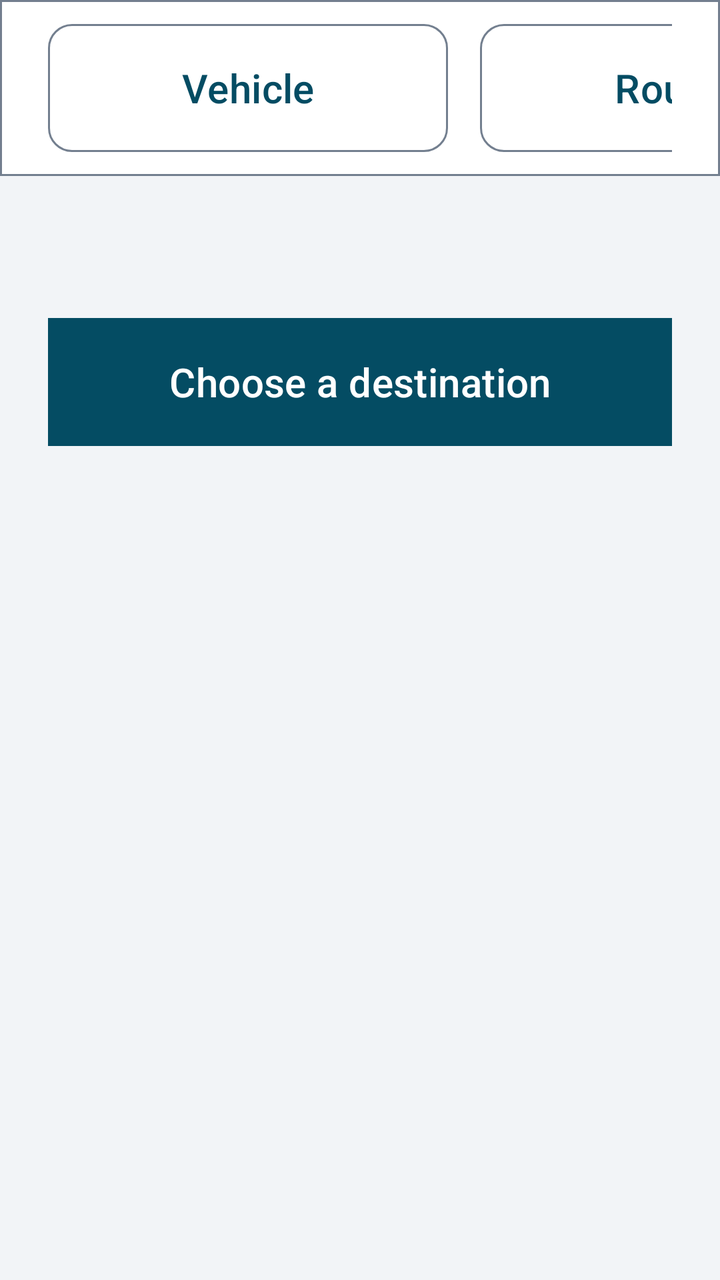
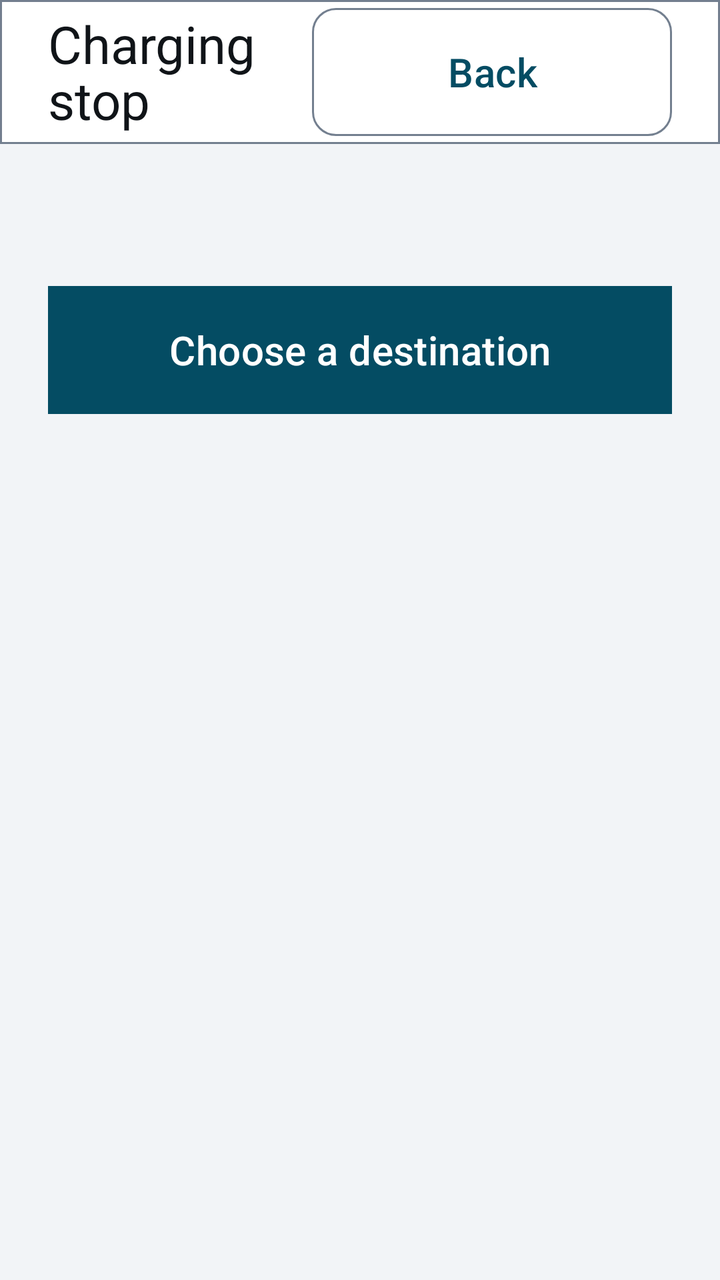

The first picture is an Android layout as it rendered before a commit; the second is the same layout after the commit. The layout source and the unified diff follow.
<!-- AndroidManifest.xml: application theme Theme.EVChargePilot -->
<!-- res/layout/activity_charge_stop.xml -->
<?xml version="1.0" encoding="utf-8"?>
<LinearLayout xmlns:android="http://schemas.android.com/apk/res/android"
    xmlns:app="http://schemas.android.com/apk/res-auto"
    android:layout_width="match_parent"
    android:layout_height="match_parent"
    android:orientation="vertical">

    <LinearLayout
        android:layout_width="match_parent"
        android:layout_height="88dp"
        android:background="@drawable/bg_topbar"
        android:gravity="center_vertical"
        android:orientation="horizontal"
        android:paddingStart="@dimen/spacing_lg"
        android:paddingEnd="@dimen/spacing_lg">

        <TextView
            android:layout_width="0dp"
            android:layout_height="wrap_content"
            android:layout_weight="1"
            android:text="@string/charge_stop_title"
            android:textAppearance="@style/Text.EV.Title" />

        <com.google.android.material.button.MaterialButton
            android:id="@+id/vehicleSettingsAction"
            style="@style/Widget.EV.Button.Outlined"
            android:layout_width="200dp"
            android:layout_height="@dimen/touch_target"
            android:layout_marginEnd="@dimen/spacing_md"
            android:text="@string/charge_stop_action_vehicle" />

        <com.google.android.material.button.MaterialButton
            android:id="@+id/routingSettingsAction"
            style="@style/Widget.EV.Button.Outlined"
            android:layout_width="240dp"
            android:layout_height="@dimen/touch_target"
            android:layout_marginEnd="@dimen/spacing_md"
            android:text="@string/charge_stop_action_settings" />

        <com.google.android.material.button.MaterialButton
            android:id="@+id/backAction"
            style="@style/Widget.EV.Button.Outlined"
            android:layout_width="180dp"
            android:layout_height="@dimen/touch_target"
            android:text="@string/action_back" />
    </LinearLayout>

    <ScrollView
        android:layout_width="match_parent"
        android:layout_height="0dp"
        android:layout_weight="1"
        android:fillViewport="true">

        <LinearLayout
            android:layout_width="match_parent"
            android:layout_height="wrap_content"
            android:gravity="center_horizontal"
            android:orientation="vertical"
            android:padding="@dimen/spacing_lg">

            <TextView
                android:id="@+id/chargeStopStatus"
                android:layout_width="1400dp"
                android:layout_height="wrap_content"
                android:accessibilityLiveRegion="polite"
                android:gravity="center"
                android:textAppearance="@style/Text.EV.Body" />

            
            <com.google.android.material.button.MaterialButton
                android:id="@+id/chooseDestinationAction"
                style="@style/Widget.EVChargePilot.Button"
                android:layout_width="1400dp"
                android:layout_height="@dimen/touch_target"
                android:layout_marginTop="@dimen/spacing_md"
                android:text="@string/charge_stop_action_destination" />

            <TextView
                android:id="@+id/chargeStopPlan"
                android:layout_width="1400dp"
                android:layout_height="wrap_content"
                android:layout_marginTop="@dimen/spacing_lg"
                android:background="@drawable/bg_card"
                android:gravity="center"
                android:padding="@dimen/spacing_lg"
                android:textAppearance="@style/Text.EV.Title"
                android:visibility="gone" />

            <TextView
                android:id="@+id/chargeStopDetail"
                android:layout_width="1400dp"
                android:layout_height="wrap_content"
                android:layout_marginTop="@dimen/spacing_md"
                android:background="@drawable/bg_card"
                android:lineSpacingExtra="6dp"
                android:padding="@dimen/spacing_lg"
                android:textAppearance="@style/Text.EV.Body"
                android:visibility="gone" />

            <TextView
                android:id="@+id/chargerPlace"
                android:layout_width="1400dp"
                android:layout_height="wrap_content"
                android:layout_marginTop="@dimen/spacing_md"
                android:background="@drawable/bg_card"
                android:lineSpacingExtra="6dp"
                android:padding="@dimen/spacing_lg"
                android:textAppearance="@style/Text.EV.Body"
                android:visibility="gone" />

            
            <TextView
                android:id="@+id/chargerSource"
                android:layout_width="1400dp"
                android:layout_height="wrap_content"
                android:layout_marginTop="@dimen/spacing_sm"
                android:textAppearance="@style/Text.EV.Secondary"
                android:visibility="gone" />

            
            <TextView
                android:id="@+id/routeWhatIf"
                android:layout_width="1400dp"
                android:layout_height="wrap_content"
                android:layout_marginTop="@dimen/spacing_md"
                android:background="@drawable/bg_card"
                android:lineSpacingExtra="6dp"
                android:padding="@dimen/spacing_lg"
                android:textAppearance="@style/Text.EV.Body"
                android:visibility="gone" />

            
            <TextView
                android:id="@+id/routeChoices"
                android:layout_width="1400dp"
                android:layout_height="wrap_content"
                android:layout_marginTop="@dimen/spacing_md"
                android:background="@drawable/bg_card"
                android:lineSpacingExtra="6dp"
                android:padding="@dimen/spacing_lg"
                android:textAppearance="@style/Text.EV.Body"
                android:visibility="gone" />

            <TextView
                android:id="@+id/chargeStopAttribution"
                android:layout_width="1400dp"
                android:layout_height="wrap_content"
                android:layout_marginTop="@dimen/spacing_md"
                android:textAppearance="@style/Text.EV.Secondary"
                android:visibility="gone" />
        </LinearLayout>
    </ScrollView>

    
    <LinearLayout
        android:id="@+id/navigateBar"
        android:layout_width="match_parent"
        android:layout_height="wrap_content"
        android:background="@drawable/bg_topbar"
        android:gravity="center_vertical"
        android:orientation="horizontal"
        android:paddingStart="@dimen/spacing_lg"
        android:paddingTop="@dimen/spacing_md"
        android:paddingEnd="@dimen/spacing_lg"
        android:paddingBottom="@dimen/spacing_md"
        android:visibility="gone">

        <TextView
            android:id="@+id/navigateNote"
            android:layout_width="0dp"
            android:layout_height="wrap_content"
            android:layout_weight="1"
            android:layout_marginEnd="@dimen/spacing_lg"
            android:textAppearance="@style/Text.EV.Secondary" />

        <com.google.android.material.button.MaterialButton
            android:id="@+id/navigateAction"
            style="@style/Widget.EVChargePilot.Button"
            android:layout_width="700dp"
            android:layout_height="@dimen/touch_target"
            android:text="@string/charge_stop_navigate" />
    </LinearLayout>
</LinearLayout>
<!-- resources referenced by this layout -->
<resources>
  <dimen name="spacing_lg">24dp</dimen>
  <dimen name="spacing_md">16dp</dimen>
  <dimen name="spacing_sm">8dp</dimen>
  <dimen name="touch_target">72dp</dimen>
  <!-- drawable bg_card (drawable) -->
  <?xml version="1.0" encoding="utf-8"?>
  <shape xmlns:android="http://schemas.android.com/apk/res/android" android:shape="rectangle">
      <solid android:color="@color/ev_surface" />
      <stroke android:width="1dp" android:color="@color/ev_outline" />
      <corners android:radius="@dimen/ev_corner" />
  </shape>
  <!-- drawable bg_topbar (drawable) -->
  <?xml version="1.0" encoding="utf-8"?>
  <shape xmlns:android="http://schemas.android.com/apk/res/android" android:shape="rectangle">
      <solid android:color="@color/ev_surface" />
      <stroke android:width="1dp" android:color="@color/ev_outline" />
  </shape>
  <string name="action_back">Back</string>
  <string name="charge_stop_action_destination">Choose a destination</string>
  <string name="charge_stop_action_settings">Routing key</string>
  <string name="charge_stop_action_vehicle">Vehicle</string>
  <string name="charge_stop_navigate">Navigate to this</string>
  <string name="charge_stop_title">Charging stop</string>
  <style name="Text.EV.Body" parent="TextAppearance.Material3.BodyLarge">
          <item name="android:textSize">@dimen/text_body</item>
          <item name="android:textColor">@color/ev_text_primary</item>
      </style>
  <style name="Text.EV.Secondary" parent="TextAppearance.Material3.BodyMedium">
          <item name="android:textSize">@dimen/text_secondary</item>
          <item name="android:textColor">@color/ev_text_secondary</item>
      </style>
  <style name="Text.EV.Title" parent="TextAppearance.Material3.TitleLarge">
          <item name="android:textSize">@dimen/text_title</item>
          <item name="android:textColor">@color/ev_text_primary</item>
      </style>
  <style name="Widget.EVChargePilot.Button" parent="Widget.EV.Button">
          <item name="android:textColor">@color/ev_button_text</item>
          <item name="backgroundTint">@color/ev_button_fill</item>
      </style>
  <color name="ev_surface">#FFFFFFFF</color>
  <color name="ev_outline">#FF737F8F</color>
  <dimen name="ev_corner">12dp</dimen>
  <dimen name="text_body">20sp</dimen>
  <color name="ev_text_primary">#FF101418</color>
  <dimen name="text_secondary">17sp</dimen>
  <color name="ev_text_secondary">#FF414B55</color>
  <dimen name="text_title">26sp</dimen>
  <style name="ShapeAppearanceOverlay.EV.Button" parent="">
          <item name="cornerSize">@dimen/ev_corner</item>
      </style>
  <color name="ev_accent">#FF044C63</color>
  <color name="ev_on_accent">#FFFFFFFF</color>
  <color name="ev_surface_raised">#FFE4E8ED</color>
  <color name="ev_background">#FFF2F4F7</color>
  <color name="ev_error">#FF8F0F18</color>
  <style name="ThemeOverlay.EVChargePilot.Dialog" parent="ThemeOverlay.EV.Dialog">
          <item name="materialAlertDialogTitleTextStyle">@style/EVChargePilot.Dialog.Title</item>
          <item name="materialAlertDialogBodyTextStyle">@style/EVChargePilot.Dialog.Body</item>
      </style>
  <style name="EVChargePilot.Dialog.Title" parent="MaterialAlertDialog.Material3.Title.Text">
          <item name="android:textSize">@dimen/text_title</item>
          <item name="android:textColor">@color/ev_text_primary</item>
      </style>
  <style name="EVChargePilot.Dialog.Body" parent="MaterialAlertDialog.Material3.Body.Text">
          <item name="android:textSize">@dimen/text_secondary</item>
          <item name="android:textColor">@color/ev_text_primary</item>
          <item name="android:lineSpacingMultiplier">1.2</item>
      </style>
  <style name="Widget.EV.DialogButton" parent="Widget.Material3.Button.TextButton.Dialog">
          <item name="shapeAppearanceOverlay">@style/ShapeAppearanceOverlay.EV.Button</item>
          <item name="android:minHeight">@dimen/touch_target</item>
          <item name="android:minWidth">140dp</item>
          <item name="android:textSize">@dimen/text_body</item>
      </style>
  <!-- unchanged entries left out for length: 4 -->
</resources>

<!-- the commit's change to res/layout/activity_charge_stop.xml (unified diff, before → after) -->
@@ -7,7 +7,7 @@
 
     <LinearLayout
         android:layout_width="match_parent"
-        android:layout_height="88dp"
+        android:layout_height="@dimen/touch_target"
         android:background="@drawable/bg_topbar"
         android:gravity="center_vertical"
         android:orientation="horizontal"
@@ -20,22 +20,6 @@
             android:layout_weight="1"
             android:text="@string/charge_stop_title"
             android:textAppearance="@style/Text.EV.Title" />
-
-        <com.google.android.material.button.MaterialButton
-            android:id="@+id/vehicleSettingsAction"
-            style="@style/Widget.EV.Button.Outlined"
-            android:layout_width="200dp"
-            android:layout_height="@dimen/touch_target"
-            android:layout_marginEnd="@dimen/spacing_md"
-            android:text="@string/charge_stop_action_vehicle" />
-
-        <com.google.android.material.button.MaterialButton
-            android:id="@+id/routingSettingsAction"
-            style="@style/Widget.EV.Button.Outlined"
-            android:layout_width="240dp"
-            android:layout_height="@dimen/touch_target"
-            android:layout_marginEnd="@dimen/spacing_md"
-            android:text="@string/charge_stop_action_settings" />
 
         <com.google.android.material.button.MaterialButton
             android:id="@+id/backAction"
<!-- resource entries referenced after the edit -->
@@ -19,8 +19,6 @@
   </shape>
   <string name="action_back">Back</string>
   <string name="charge_stop_action_destination">Choose a destination</string>
-  <string name="charge_stop_action_settings">Routing key</string>
-  <string name="charge_stop_action_vehicle">Vehicle</string>
   <string name="charge_stop_navigate">Navigate to this</string>
   <string name="charge_stop_title">Charging stop</string>
   <style name="Text.EV.Body" parent="TextAppearance.Material3.BodyLarge">
